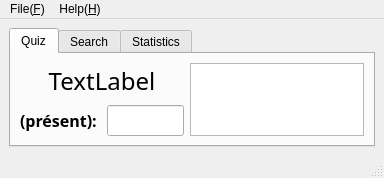
Before: the Qt Designer form mainwindow.ui in shijie-xu/conj, drawn with Qt 5.
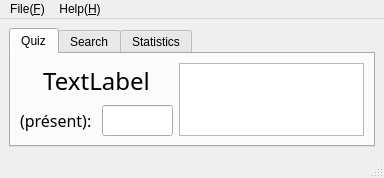
After: the same form once the commit is applied. The open tabs and pages were chosen to show the change.

Diff of the .ui file:
```diff
--- a/mainwindow.ui
+++ b/mainwindow.ui
@@ -53,8 +53,8 @@
                  <font>
                   <family>Cascadia Code</family>
                   <pointsize>12</pointsize>
-                  <weight>75</weight>
-                  <bold>true</bold>
+                  <weight>50</weight>
+                  <bold>false</bold>
                  </font>
                 </property>
                 <property name="text">
@@ -68,8 +68,8 @@
                  <font>
                   <family>Cascadia Code</family>
                   <pointsize>12</pointsize>
-                  <weight>75</weight>
-                  <bold>true</bold>
+                  <weight>50</weight>
+                  <bold>false</bold>
                  </font>
                 </property>
                </widget>
```
Left out of the diff: 5 changed lines with no effect on the pictures.
